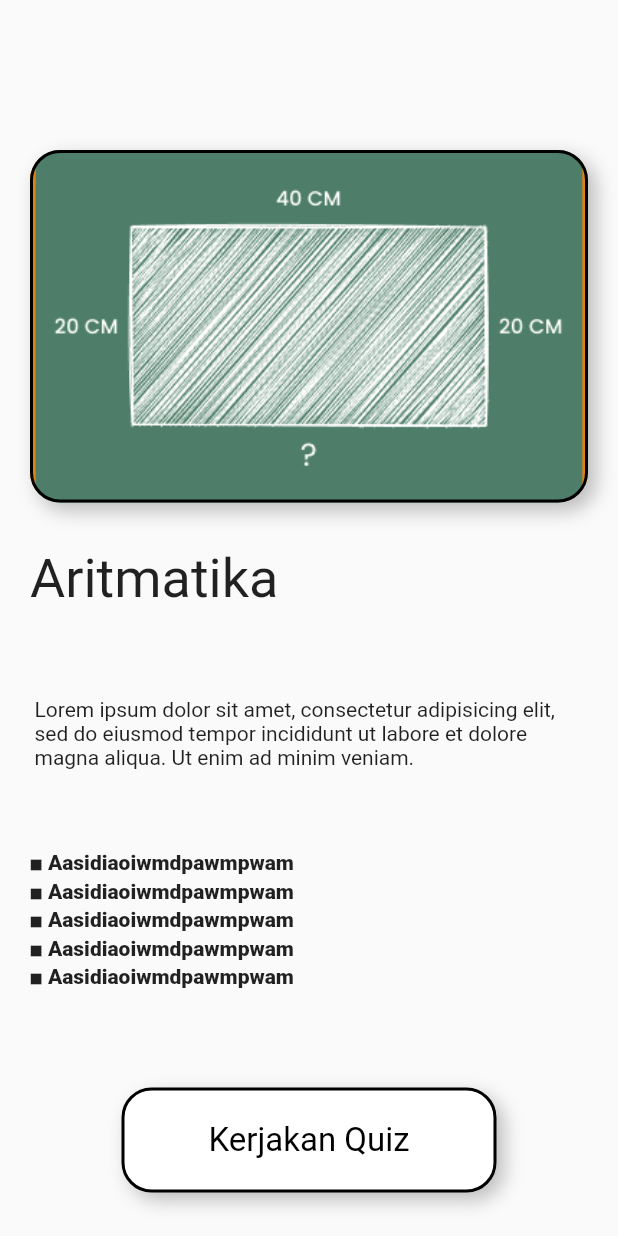
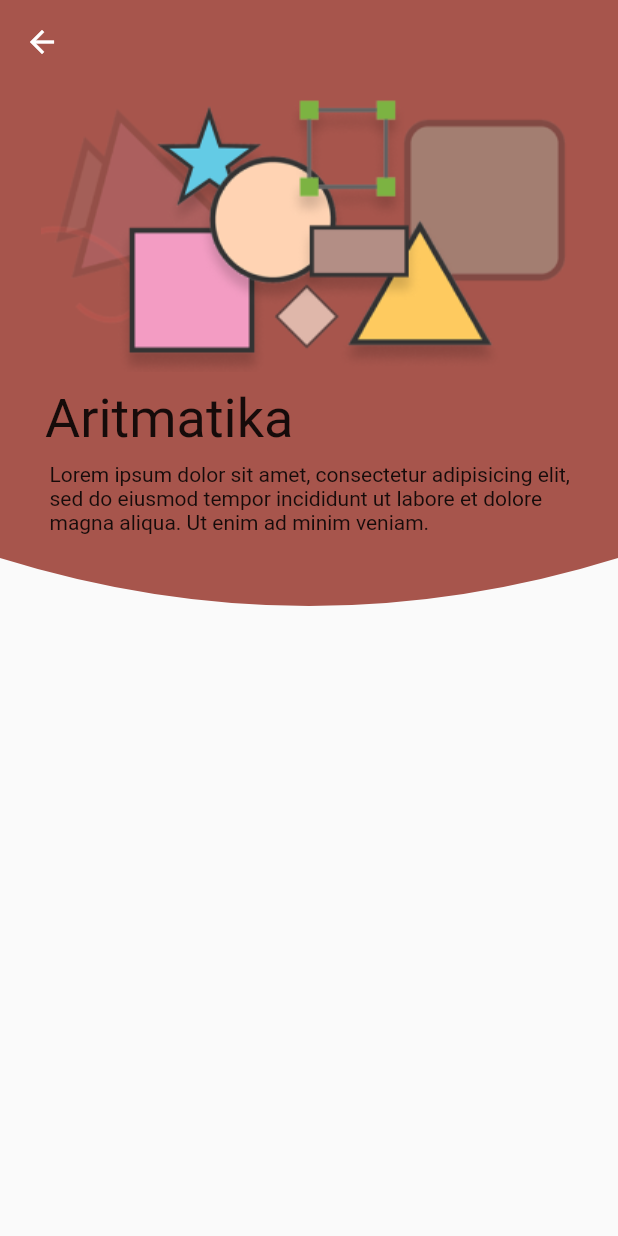
Before and after one commit to alyafi0899/mathapp, a Flutter app: the Enroll screen opened by its route, on a phone screen of 412 x 824 dp. Run offline on Flutter 3.47's test engine with Material 2 defaults, Android fonts, the light colour scheme and no system bars; our stand-ins replace google_fonts; Roboto replaces fonts that are missing (Pangolin).

Commit message:
Updated Version
Udah diperbaharui

```diff
--- /dev/null
+++ b/lib/customHeader.dart
@@ -0,0 +1,25 @@
+
+import 'package:flutter/material.dart';
+
+class CustomHeader extends CustomClipper<Path>{
+  @override
+  Path getClip(Size size) {
+    double height = size.height;
+    double width = size.width;
+
+    var path = Path();
+    path.lineTo(0, -50);
+    path.quadraticBezierTo(width/2, height, width, height-50);
+    path.lineTo(width, 0);
+  path.close();
+  return path;
+  }
+
+  @override
+  bool shouldReclip(covariant CustomClipper<Path> oldClipper) {
+    // TODO: implement shouldReclip
+    return true;
+  }
+
+
+}
--- a/lib/enroll_quiz/enrol_quiz.dart
+++ b/lib/enroll_quiz/enrol_quiz.dart
@@ -1,5 +1,6 @@
 import 'package:flutter/material.dart';
 import 'package:google_fonts/google_fonts.dart';
+
 
 class Enroll extends StatefulWidget {
   const Enroll({Key? key}) : super(key: key);
@@ -12,39 +13,27 @@ class _Enroll extends State<Enroll> {
   @override
   Widget build(BuildContext context) {
     return Scaffold(
-      body: SingleChildScrollView(
+      appBar: AppBar(
+        backgroundColor: Color.fromARGB(255, 167, 85, 76),
+        elevation: 0,
+      ),
+      body: ListView(
+        children: [
+          ClipPath(
+            clipper: ClipPathClass(),
             child: Container(
-          padding: const EdgeInsets.fromLTRB(20, 100, 20, 20),
+              padding: const EdgeInsets.fromLTRB(0, 0, 0, 0),
+              child:
+              Column(
+                children: [
+                  Image(image: AssetImage('assets/Materi-BD.png')),
+                Container(
+                  padding: const EdgeInsets.fromLTRB(30, 10, 30, 0),
                   child: Column(
                     children: [
-              Container(
-                padding: const EdgeInsets.fromLTRB(0, 0, 0, 30),
-                child: Container(
-                  constraints: const BoxConstraints.expand(
-                    width: 800,
-                    height: 235,
-                  ),
-                  decoration: BoxDecoration(
-                    image: const DecorationImage(
-                        image: AssetImage('assets/Bg-Board.png'),
-                        fit: BoxFit.cover),
-                    color: Colors.white,
-                    border: Border.all(width: 2, color: Colors.black),
-                    borderRadius: const BorderRadius.all(Radius.circular(20.0)),
-                    boxShadow: const [
-                      BoxShadow(
-                        color: Color(0xFFBDBDBD),
-                        spreadRadius: 0.0001,
-                        blurRadius: 10,
-                        offset: Offset(5, 5), // changes position of shadow
-                      ),
-                    ],
-                  ),
-                ),
-              ),
                           SizedBox(
                           width: double.infinity,
-                height: 100,
+                          height: 50,
                           child: Text(
                             "Aritmatika",
                             style: GoogleFonts.pangolin(fontSize: 36),
@@ -62,54 +51,138 @@ class _Enroll extends State<Enroll> {
                   ),
                 ),
               ),
-              const SizedBox(
-                width: double.infinity,
-                height: 150,
-                child: Text(
-                  "◼️ Aasidiaoiwmdpawmpwam\n◼️ Aasidiaoiwmdpawmpwam\n◼️ Aasidiaoiwmdpawmpwam\n◼️ Aasidiaoiwmdpawmpwam\n◼️ Aasidiaoiwmdpawmpwam",
-                  style: TextStyle(fontSize: 14, fontWeight: FontWeight.w800),
-                  textAlign: TextAlign.left,
-                ),
-              ),
-              InkWell(
-                child: Container(
-                  padding: const EdgeInsets.all(10),
-                  child: Container(
-                    padding: const EdgeInsets.fromLTRB(30, 20, 30, 20),
-                    // 2
-                    constraints: const BoxConstraints.expand(
-                      width: 250,
-                      height: 70,
-                    ),
-                    child: const Text(
-                      "Kerjakan Quiz",
-                      textAlign: TextAlign.center,
-                      style: TextStyle(color: Colors.black, fontSize: 22),
-                    ),
-                    decoration: BoxDecoration(
-                      color: Colors.white,
-                      border: Border.all(width: 2, color: Colors.black),
-                      borderRadius:
-                          const BorderRadius.all(Radius.circular(20.0)),
-                      boxShadow: const [
-                        BoxShadow(
-                          color: Color(0xFFBDBDBD),
-                          spreadRadius: 0.0001,
-                          blurRadius: 10,
-                          offset: Offset(5, 5), // changes position of shadow
-                        ),
                     ],
                   ),
                 ),
-                ),
-                onTap: () {
-                  Navigator.pushNamed(context, '/daftar_quiz');
-                },
-              ),
+
                 ],
               ),
+
+              height: 380,
+              // width: Get.width, tidak bisa digunakan
+              color: Color.fromARGB(255, 167, 85, 76),
             ),
+          )
+        ],
       ),
+
+      // SingleChildScrollView(
+      //   child: Container(
+      //     padding: const EdgeInsets.fromLTRB(20, 10, 20, 20),
+      //     decoration: const BoxDecoration(
+      //       color: Colors.white
+      //     ),
+      //     child: Column(
+      //       children: [
+      //         Container(
+      //           padding: const EdgeInsets.fromLTRB(0, 0, 0, 30),
+      //           child: Container(
+      //             constraints: const BoxConstraints.expand(
+      //               width: 800,
+      //               height: 235,
+      //             ),
+              //     decoration: BoxDecoration(
+              //       image: const DecorationImage(
+              //           image: AssetImage('assets/Materi-BD.png'),
+              //           fit: BoxFit.none),
+              //       color: Colors.transparent,
+              //       border: Border.all(width: 2, color: Colors.transparent),
+              //       borderRadius: const BorderRadius.all(Radius.circular(20.0)),
+
+              //     ),
+              //   ),
+              // ),
+              // SizedBox(
+              //   width: double.infinity,
+              //   height: 100,
+              //   child: Text(
+              //     "Aritmatika",
+              //     style: GoogleFonts.pangolin(fontSize: 36),
+              //     textAlign: TextAlign.left,
+              //   ),
+              // ),
+              // SizedBox(
+              //   width: double.infinity,
+              //   height: 100,
+              //   child: Container(
+              //     padding: const EdgeInsets.fromLTRB(3, 0, 0, 0),
+              //     child: const Text(
+              //       "Lorem ipsum dolor sit amet, consectetur adipisicing elit, sed do eiusmod tempor incididunt ut labore et dolore magna aliqua. Ut enim ad minim veniam.",
+              //       textAlign: TextAlign.left,
+              //     ),
+              //   ),
+              // ),
+      //         const SizedBox(
+      //           width: double.infinity,
+      //           height: 150,
+      //           child: Text(
+      //             "◼️ Aasidiaoiwmdpawmpwam\n◼️ Aasidiaoiwmdpawmpwam\n◼️ Aasidiaoiwmdpawmpwam\n◼️ Aasidiaoiwmdpawmpwam\n◼️ Aasidiaoiwmdpawmpwam",
+      //             style: TextStyle(fontSize: 14, fontWeight: FontWeight.w800),
+      //             textAlign: TextAlign.left,
+      //           ),
+      //         ),
+      //         InkWell(
+      //           child: Container(
+      //             padding: const EdgeInsets.all(10),
+      //             child: Container(
+      //               padding: const EdgeInsets.fromLTRB(30, 20, 30, 20),
+      //               // 2
+      //               constraints: const BoxConstraints.expand(
+      //                 width: 250,
+      //                 height: 70,
+      //               ),
+      //               child: const Text(
+      //                 "Kerjakan Quiz",
+      //                 textAlign: TextAlign.center,
+      //                 style: TextStyle(color: Colors.black, fontSize: 22),
+      //               ),
+      //               decoration: BoxDecoration(
+      //                 color: Colors.white,
+      //                 border: Border.all(width: 2, color: Colors.black),
+      //                 borderRadius:
+      //                     const BorderRadius.all(Radius.circular(20.0)),
+      //                 boxShadow: const [
+      //                   BoxShadow(
+      //                     color: Color(0xFFBDBDBD),
+      //                     spreadRadius: 0.0001,
+      //                     blurRadius: 10,
+      //                     offset: Offset(5, 5), // changes position of shadow
+      //                   ),
+      //                 ],
+      //               ),
+      //             ),
+      //           ),
+      //           onTap: () {
+      //             Navigator.pushNamed(context, '/daftar_quiz');
+      //           },
+      //         ),
+      //       ],
+      //     ),
+      //   ),
+      // ),
     );
   }
 }
+
+class ClipPathClass extends CustomClipper<Path> {
+
+  @override
+  Path getClip(Size size) {
+    Path path = Path();
+    path.lineTo(0, size.height - 64);
+    path.quadraticBezierTo(
+      size.width / 2,
+      size.height,
+      size.width,
+      size.height - 64
+      );
+
+    path.lineTo(size.width, 0);
+    path.close();
+
+    return path;
+  }
+
+  @override
+  bool shouldReclip(CustomClipper<Path> oldClipper) => false;
+}
```
Also changed, not shown: assets/BG Materi.png (added), assets/Header.png (added), assets/Materi-BD.png (added). Lines whose indentation alone changed are shown as unchanged.
